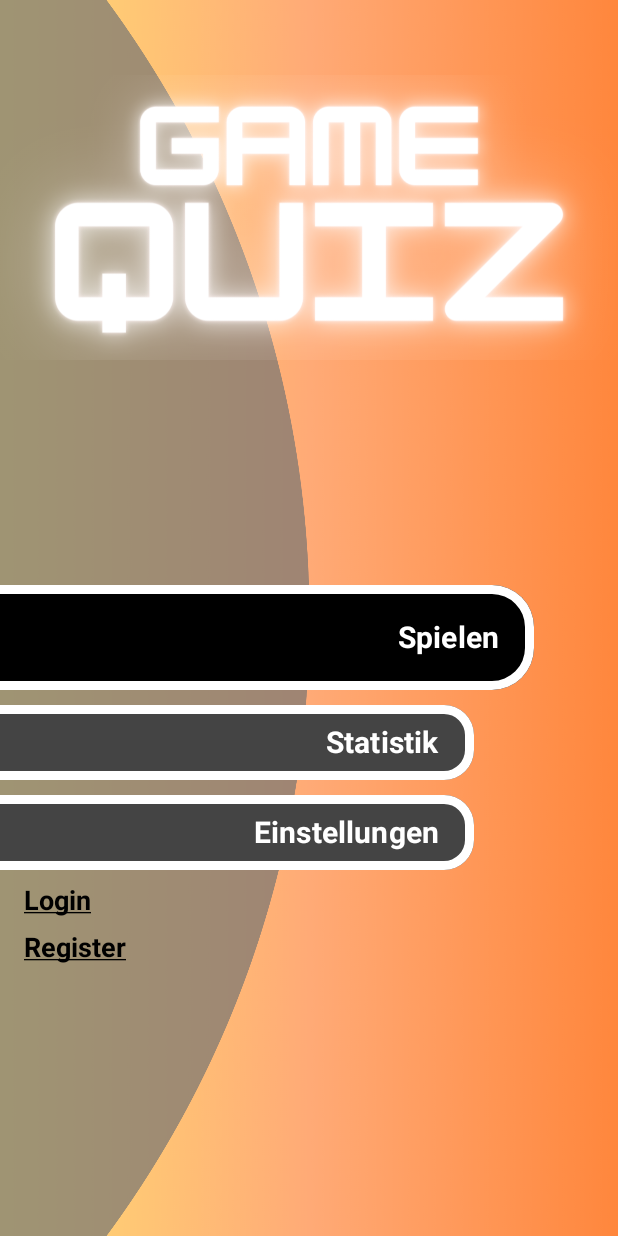
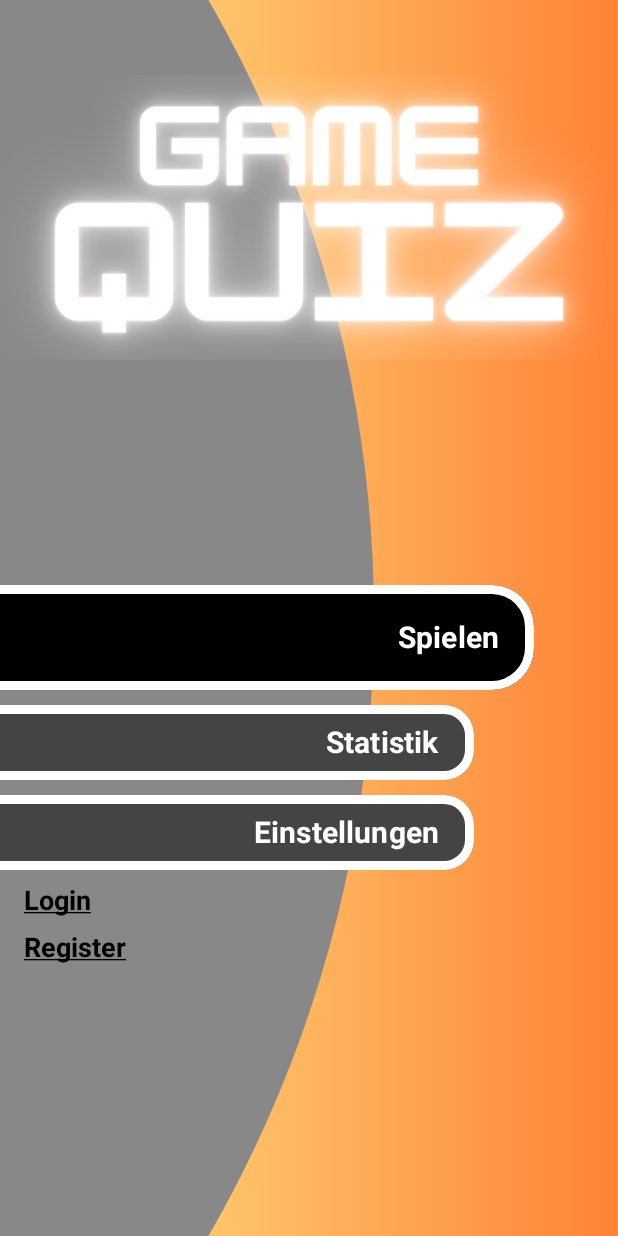
Before and after one commit to EbenenClown/GameQuiz_MVVM, an Android app built with Jetpack Compose: the screen it shows after launch (MainActivity), on a phone screen of 412 x 824 dp. Run offline under Robolectric (Android 15) with nearby library versions, the phone set to English and light mode, and no system bars; our stand-ins replace Dagger/Hilt's generated code.

Commit message:
updated libaries

```diff
--- a/app/src/main/java/com/tommygr/gamequiz/ui/MainScreen.kt
+++ b/app/src/main/java/com/tommygr/gamequiz/ui/MainScreen.kt
@@ -1,12 +1,18 @@
 package com.tommygr.gamequiz.ui
 
+import android.content.res.Resources.Theme
+import androidx.compose.animation.AnimatedVisibility
+import androidx.compose.animation.fadeIn
+import androidx.compose.animation.slideInHorizontally
 import androidx.compose.foundation.BorderStroke
+import androidx.compose.foundation.Canvas
 import androidx.compose.foundation.Image
 import androidx.compose.foundation.background
 import androidx.compose.foundation.layout.Arrangement
 import androidx.compose.foundation.layout.Box
 import androidx.compose.foundation.layout.Column
 import androidx.compose.foundation.layout.PaddingValues
+import androidx.compose.foundation.layout.fillMaxHeight
 import androidx.compose.foundation.layout.fillMaxSize
 import androidx.compose.foundation.layout.fillMaxWidth
 import androidx.compose.foundation.layout.height
@@ -14,11 +20,17 @@ import androidx.compose.foundation.layout.offset
 import androidx.compose.foundation.layout.padding
 import androidx.compose.foundation.shape.RoundedCornerShape
 import androidx.compose.material3.ButtonDefaults
+import androidx.compose.material3.MaterialTheme
 import androidx.compose.material3.OutlinedButton
 import androidx.compose.material3.Text
 import androidx.compose.runtime.Composable
+import androidx.compose.runtime.getValue
+import androidx.compose.runtime.mutableStateOf
+import androidx.compose.runtime.remember
+import androidx.compose.runtime.setValue
 import androidx.compose.ui.Modifier
 import androidx.compose.ui.draw.paint
+import androidx.compose.ui.graphics.Brush
 
 import androidx.compose.ui.graphics.Color
 import androidx.compose.ui.layout.ContentScale
@@ -35,13 +47,31 @@ import com.tommygr.gamequiz.R
 
 @Composable
 fun MainScreen(onClicked: () -> Unit) {
+    var isVisible by remember {
+        mutableStateOf(false)
+    }
+
+    Box(modifier = Modifier
+        .fillMaxSize()
+        .background(
+            brush = Brush.horizontalGradient(
+                colors = listOf(
+                    Color(255, 231, 135, 255),
+                    Color(255, 130, 53)
+                )
+            )
+        )) {
+        AnimatedVisibility(visible = true, enter = slideInHorizontally() + fadeIn(), modifier = Modifier.fillMaxWidth()) {
+
+        }
+        Canvas(modifier = Modifier
+            .fillMaxHeight()
+            .offset(x = (-575).dp), onDraw = { drawCircle(Color.Gray, radius = size.height)})
+    }
     Column(
         modifier = Modifier
             .fillMaxSize()
-            .paint(
-                painterResource(id = R.drawable.main_screen_background),
-                contentScale = ContentScale.FillHeight
-            ), verticalArrangement = Arrangement.spacedBy(150.dp)
+            , verticalArrangement = Arrangement.spacedBy(150.dp)
     ) {
         Box() {
             Image(
@@ -89,6 +119,8 @@ fun MainScreen(onClicked: () -> Unit) {
             )
         }
     }
+
+
 }
 
 @Composable
--- a/build.gradle
+++ b/build.gradle
@@ -1,7 +1,7 @@
 // Top-level build file where you can add configuration options common to all sub-projects/modules.
 plugins {
-    id 'com.android.application' version '8.0.0' apply false
-    id 'com.android.library' version '8.0.0' apply false
+    id 'com.android.application' version '8.1.0' apply false
+    id 'com.android.library' version '8.1.0' apply false
     id 'org.jetbrains.kotlin.android' version '1.8.20' apply false
     id 'com.google.dagger.hilt.android' version '2.44' apply false
     id 'com.google.gms.google-services' version '4.3.14' apply false
```
Also changed, not shown: app/build.gradle (+8 -10 lines).
